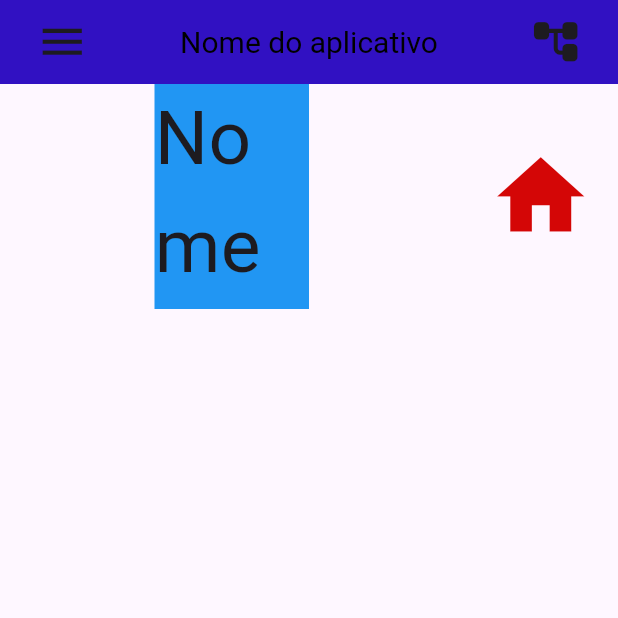
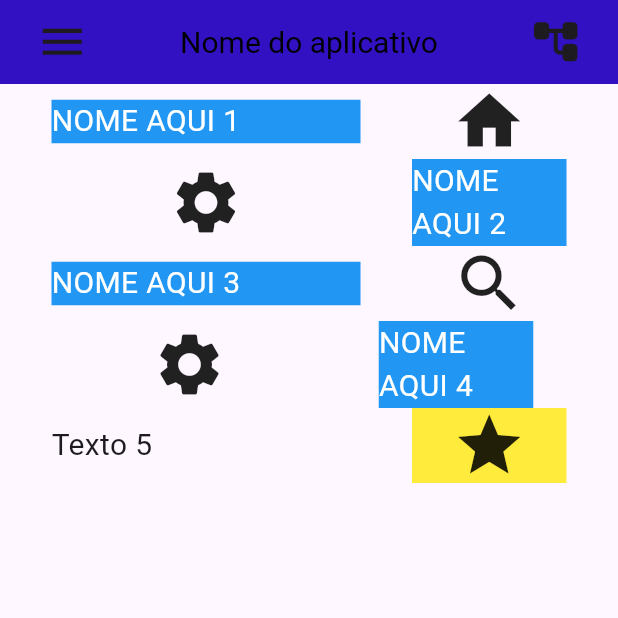
Before and after one commit to IvandersonDev/Aplicativo_1, a Flutter app: the screen it shows after launch, on a phone screen of 412 x 824 dp, the top half of it. Run offline on Flutter 3.47's test engine with Material 3 defaults, Android fonts, the phone set to English and light mode, and no system bars.

Commit message:
SEGUNDO UP

```diff
--- a/lib/home_page.dart
+++ b/lib/home_page.dart
@@ -10,7 +10,6 @@ class HomePage extends StatefulWidget {
 class _HomePageState extends State<HomePage> {
   @override
   Widget build(BuildContext context) {
-    double alturaTela = MediaQuery.of(context).size.height;
     double larguraTela = MediaQuery.of(context).size.width;
 
     return Scaffold(
@@ -28,48 +27,123 @@ class _HomePageState extends State<HomePage> {
                 "Nome do aplicativo",
                 style: TextStyle(fontSize: 20, color: Color.fromARGB(255, 0, 0, 0)),
               ),
-
               IconButton(
-                icon: const Icon(Icons.account_tree_rounded , size: 35,),
+                icon: const Icon(Icons.account_tree_rounded, size: 35),
                 onPressed: () {},
               ),
             ],
           ),
         ),
       ),
-      //
-      body:Row(
+
+      body: Column(
+        mainAxisAlignment: MainAxisAlignment.start,
         children: [
-            const Spacer(),
-            Expanded(
-              child: Container(
-                alignment: Alignment.centerLeft,
-                color: Colors.blue,
-                width: larguraTela / 2,
-                height: 150,
+          // Linha 1 (Texto à esquerda, Ícone à direita)
+          Row(
+            mainAxisAlignment: MainAxisAlignment.spaceEvenly,
+            children: [
+              // Contêiner da Esquerda (Texto com fundo azul)
+              Container(
+                width: larguraTela / 2, // Metade da largura da tela
+                color: Colors.blue, // Add blue background color
                 child: const Text(
-                  "Nome Aqui",
-                  textAlign: TextAlign.left,
-                  style: TextStyle(
-                    fontSize: 50,
+                  "NOME AQUI 1",
+                  style: TextStyle(fontSize: 20, color: Colors.white), // White text for better visibility
                 ),
               ),
+              // Contêiner da Direita (Ícone)
+              Container(
+                width: larguraTela / 4, // Um quarto da largura da tela
+                child: const Icon(Icons.home, size: 50),
               ),
+            ],
           ),
-            const Spacer(),
+
+          // Linha 2 (Ícone à esquerda, Texto à direita)
+          Row(
+            mainAxisAlignment: MainAxisAlignment.spaceEvenly,
+            children: [
+              // Contêiner da Esquerda (Ícone)
               Container(
-              alignment: Alignment.center,
+                width: larguraTela / 2,
+                child: const Icon(Icons.settings, size: 50),
+              ),
+              // Contêiner da Direita (Texto com fundo azul)
+              Container(
                 width: larguraTela / 4,
-              height: 130,
-              child: const Icon(
-                Icons.home,
-                size: 70,
-                color: Color.fromARGB(255, 212, 6, 6),
+                color: Colors.blue, // Add blue background color
+                child: const Text(
+                  "NOME AQUI 2",
+                  style: TextStyle(fontSize: 20, color: Colors.white), // White text for better visibility
                 ),
               ),
             ],
           ),
-      //
+
+          // Linhas adicionais (Texto à esquerda, Ícone à direita)
+          Row(
+            mainAxisAlignment: MainAxisAlignment.spaceEvenly,
+            children: [
+              // Contêiner da Esquerda (Texto com fundo azul)
+              Container(
+                width: larguraTela / 2,
+                color: Colors.blue, // Add blue background color
+                child: const Text(
+                  "NOME AQUI 3",
+                  style: TextStyle(fontSize: 20, color: Colors.white), // White text for better visibility
+                ),
+              ),
+              Container(
+                width: larguraTela / 4,
+                child: const Icon(Icons.search, size: 50),
+              ),
+            ],
+          ),
+
+          Row(
+            mainAxisAlignment: MainAxisAlignment.spaceEvenly,
+            children: [
+              // Contêiner da Esquerda (Ícone)
+              Container(
+                width: larguraTela / 2,
+                child: const Icon(Icons.settings, size: 50),
+              ),
+              // Contêiner da Direita (Texto com fundo azul)
+              Container(
+                width: larguraTela / 4,
+                color: Colors.blue, // Add blue background color
+                child: const Text(
+                  "NOME AQUI 4",
+                  style: TextStyle(fontSize: 20, color: Colors.white), // White text for better visibility
+                ),
+              ),
+               SizedBox(width: 10),
+            ],
+          ),
+
+            Row(
+            mainAxisAlignment: MainAxisAlignment.spaceEvenly,
+            children: [
+              // Contêiner da Esquerda (Texto)
+              Container(
+                width: larguraTela / 2,
+                child: const Text(
+                  "Texto 5",
+                  style: TextStyle(fontSize: 20),
+                ),
+              ),
+              // Contêiner da Direita (Ícone)
+              Container(
+                width: larguraTela / 4,
+                color: Colors.yellow, // Add yellow background color
+                child: const Icon(Icons.star, size: 50),
+              ),
+            ],
+          ),
+          // ... adicione mais linhas aqui seguindo o mesmo padrão
+        ],
+      ),
     );
   }
 }
```
Lines whose indentation alone changed are shown as unchanged.
